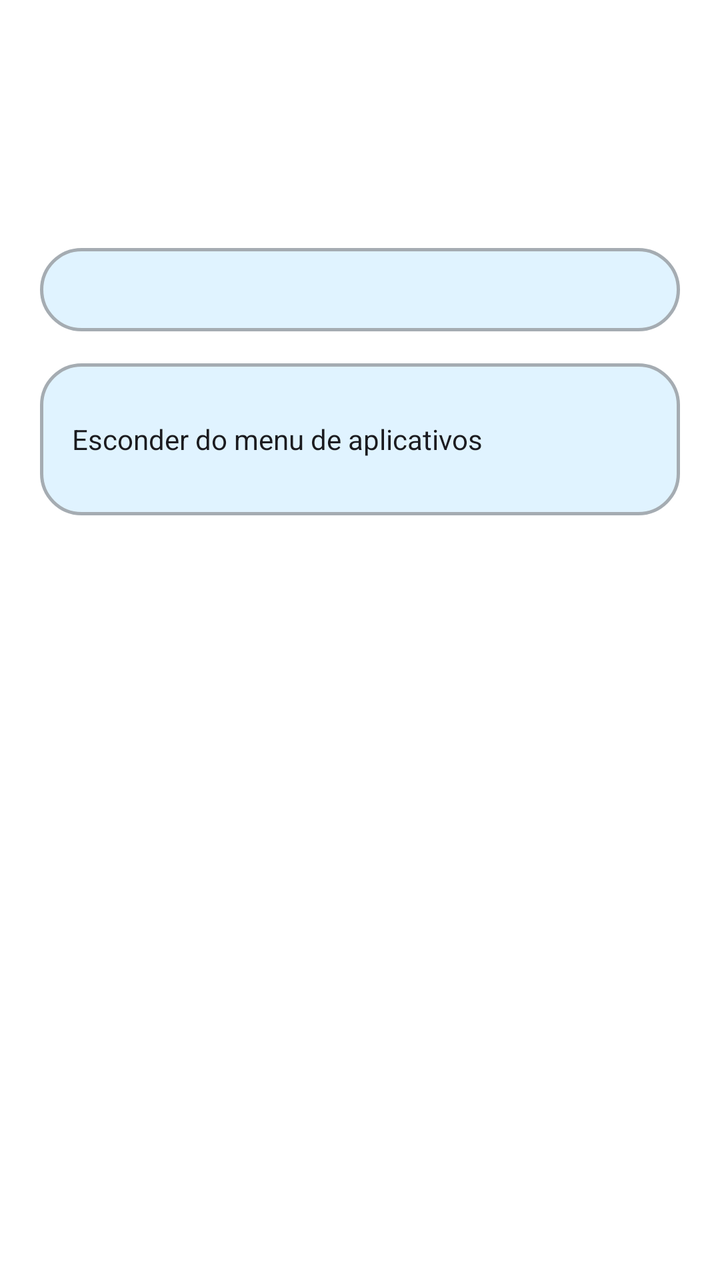
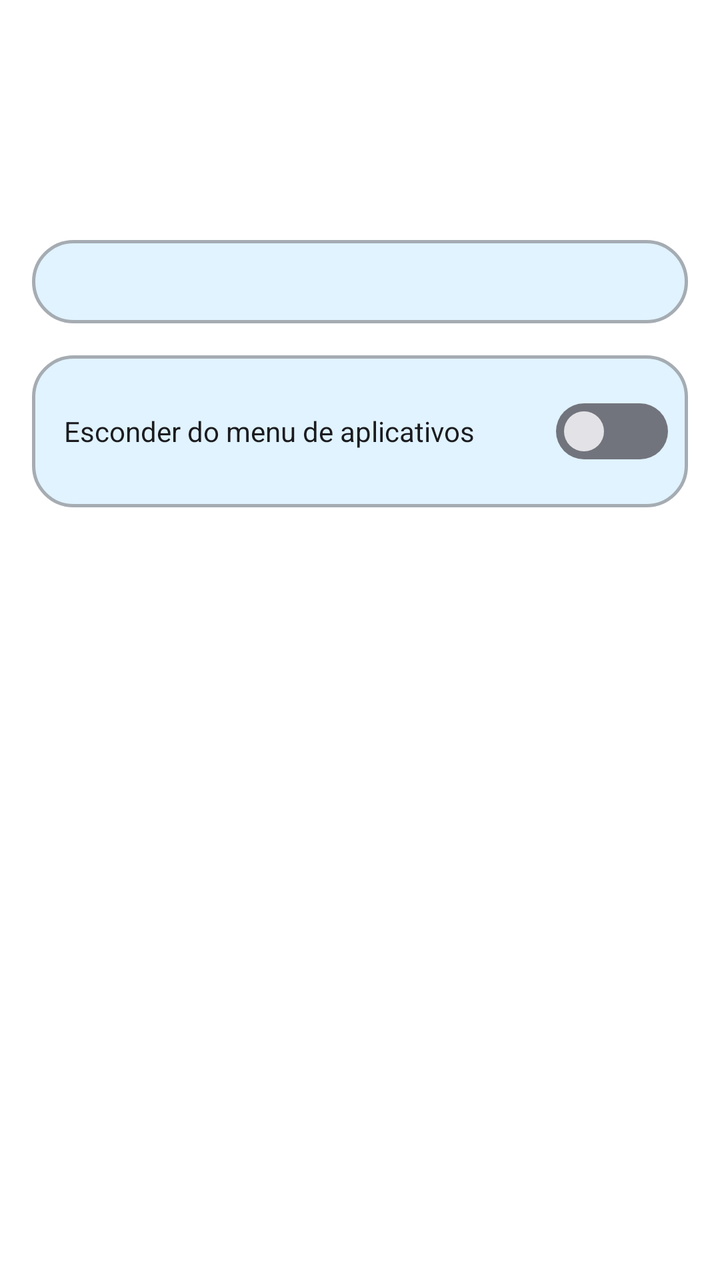

The first picture is an Android layout as it rendered before a commit; the second is the same layout after the commit. The layout source and the unified diff follow.
<!-- AndroidManifest.xml: application theme AppTheme -->
<!-- res/layout/xaulinxs_app_popup_header.xml -->
<?xml version="1.0" encoding="utf-8"?>
<LinearLayout
    xmlns:android="http://schemas.android.com/apk/res/android"
    android:id="@+id/xaulinxs_app_popup_header"
    android:layout_width="@dimen/xaulinxs_app_popup_width"
    android:layout_height="wrap_content"
    android:orientation="vertical"
    android:gravity="center_horizontal"
    android:paddingTop="@dimen/xaulinxs_app_popup_padding"
    android:paddingStart="@dimen/xaulinxs_app_popup_padding"
    android:paddingEnd="@dimen/xaulinxs_app_popup_padding"
    android:paddingBottom="@dimen/xaulinxs_option_row_padding">

    <ImageView
        android:id="@+id/xaulinxs_app_popup_icon"
        android:layout_width="@dimen/xaulinxs_app_popup_icon_size"
        android:layout_height="@dimen/xaulinxs_app_popup_icon_size"
        android:background="@drawable/xaulinxs_app_popup_icon_bg"
        android:padding="@dimen/xaulinxs_option_stroke_width"
        android:contentDescription="@string/xaulinxs_app_popup_icon_desc"
        android:scaleType="fitCenter" />

    <EditText
        android:id="@+id/xaulinxs_app_popup_name"
        android:layout_width="match_parent"
        android:layout_height="wrap_content"
        android:layout_marginTop="@dimen/xaulinxs_option_row_padding"
        android:background="@drawable/xaulinxs_app_popup_field_bg"
        android:paddingTop="@dimen/xaulinxs_option_stroke_padding"
        android:paddingBottom="@dimen/xaulinxs_option_stroke_padding"
        android:paddingStart="@dimen/xaulinxs_option_row_padding"
        android:paddingEnd="@dimen/xaulinxs_option_row_padding"
        android:gravity="center"
        android:singleLine="true"
        android:ellipsize="end"
        android:textSize="16sp"
        android:textColor="?attr/popupTextColor"
        android:textColorHint="?attr/popupTextColor"
        android:importantForAutofill="no"
        android:inputType="text"
        android:imeOptions="actionDone" />

    <LinearLayout
        android:layout_width="match_parent"
        android:layout_height="wrap_content"
        android:layout_marginTop="@dimen/xaulinxs_option_row_padding"
        android:background="@drawable/xaulinxs_app_popup_field_bg"
        android:orientation="horizontal"
        android:gravity="center_vertical"
        android:paddingStart="@dimen/xaulinxs_option_row_padding"
        android:paddingEnd="@dimen/xaulinxs_option_stroke_padding"
        android:paddingTop="@dimen/xaulinxs_option_stroke_padding"
        android:paddingBottom="@dimen/xaulinxs_option_stroke_padding"
        android:minHeight="@dimen/xaulinxs_option_row_height">

        <TextView
            android:layout_width="0dp"
            android:layout_height="wrap_content"
            android:layout_weight="1"
            android:text="@string/xaulinxs_app_popup_hide_label"
            android:textSize="14sp"
            android:textColor="?attr/popupTextColor" />

        <androidx.appcompat.widget.SwitchCompat
            android:id="@+id/xaulinxs_app_popup_hide_switch"
            android:layout_width="wrap_content"
            android:layout_height="wrap_content"
            android:checked="false"
            android:textOn=""
            android:textOff="" />

    </LinearLayout>

</LinearLayout>
<!-- resources referenced by this layout -->
<resources>
  <dimen name="xaulinxs_app_popup_icon_size">88dp</dimen>
  <dimen name="xaulinxs_app_popup_padding">20dp</dimen>
  <dimen name="xaulinxs_app_popup_width">280dp</dimen>
  <dimen name="xaulinxs_option_row_height">76dp</dimen>
  <dimen name="xaulinxs_option_row_padding">16dp</dimen>
  <dimen name="xaulinxs_option_stroke_padding">10dp</dimen>
  <dimen name="xaulinxs_option_stroke_width">1.5dp</dimen>
  <string name="xaulinxs_app_popup_hide_label">Esconder do menu de aplicativos</string>
  <string name="xaulinxs_app_popup_icon_desc">Ícone do app. Em breve: toque para trocar por uma imagem própria.</string>
  <style name="AppTheme" parent="@style/LauncherTheme" />
  <dimen name="xaulinxs_app_popup_field_radius">20dp</dimen>
  <style name="DynamicColorsBaseLauncherTheme" parent="@style/BaseLauncherTheme">
      </style>
  <color name="materialColorSurfaceContainerHigh">#ECE6F0</color>
  <color name="materialColorSurfaceDim">#DED8E1</color>
  <color name="materialColorSurfaceContainerHighest">#E6E0E9</color>
  <color name="materialColorSurfaceContainerLow">#F7F2FA</color>
  <color name="materialColorSurfaceBright">#FEF7FF</color>
  <color name="materialColorOutlineVariant">#CAC4D0</color>
  <color name="popup_color_primary_light">#FFF</color>
  <color name="popup_color_secondary_light">#F1F3F4</color>
  <color name="popup_color_tertiary_light">#E0E0E0</color>
  <color name="system_on_surface_light">@android:color/system_on_surface_light</color>
  <color name="popup_shade_first_light">#F9F9F9</color>
  <color name="popup_shade_second_light">#F1F1F1</color>
  <color name="popup_shade_third_light">#E2E2E2</color>
  <color name="popup_notification_dot_light">#FFF</color>
  <color name="notification_dot_color_light">#6DD58C</color>
  <color name="workspace_text_color_light">#FFF</color>
  <color name="page_indicator_dot_color_light">@android:color/system_accent1_600</color>
  <color name="page_indicator_arrow_bg_light">#000000</color>
  <color name="materialColorSecondaryFixed">#E8DEF8</color>
  <color name="materialColorOnSecondaryFixedVariant">#4A4458</color>
  <color name="folder_preview_light">#7FCFFF</color>
  <color name="folder_background_light">#EFEDED</color>
  <color name="folder_text_color_light">#1F1F1F</color>
  <color name="folder_hint_text_color_light">#444746</color>
  <color name="materialColorSurfaceContainerLowest">#FFFFFF</color>
  <color name="materialColorOnSurfaceVariant">#49454F</color>
  <color name="workspace_accent_color_light">#D3E3FD</color>
  <color name="workspace_surface_color">#D3E3FD</color>
  <color name="drop_target_hover_text_color_light">#041E49</color>
  <color name="drop_target_hover_button_color_light">#D3E3FD</color>
  <color name="preload_icon_accent_color_light">#00668B</color>
  <color name="preload_icon_background_color_light">#B5CAD7</color>
  <style name="SwitchStyle" parent="@android:style/Widget.Material.CompoundButton.Switch">
          <item name="android:switchMinWidth">52dp</item>
          <item name="android:thumb">@drawable/home_settings_switch_thumb</item>
          <item name="android:track">@drawable/home_settings_switch_track</item>
      </style>
  <color name="materialColorOnSurface">#1C1B1F</color>
  <color name="widget_picker_header_app_title_color_light">@color/system_on_surface_light</color>
  <color name="widget_picker_header_app_subtitle_color_light">@color/system_on_surface_variant_light</color>
  <color name="widget_picker_search_text_color_light">@color/system_on_surface_variant_light</color>
  <color name="widget_cell_title_color_light">@color/system_on_surface_light</color>
  <color name="widget_cell_subtitle_color_light">@color/system_on_surface_variant_light</color>
  <color name="system_on_surface_variant_light">@android:color/system_on_surface_variant_light</color>
  <!-- unchanged entries left out for length: 7 -->
</resources>

<!-- the commit's change to res/layout/xaulinxs_app_popup_header.xml (unified diff, before → after) -->
@@ -2,13 +2,13 @@
 <LinearLayout
     xmlns:android="http://schemas.android.com/apk/res/android"
     android:id="@+id/xaulinxs_app_popup_header"
-    android:layout_width="@dimen/xaulinxs_app_popup_width"
+    android:layout_width="@dimen/xaulinxs_app_popup_sheet_width"
     android:layout_height="wrap_content"
     android:orientation="vertical"
     android:gravity="center_horizontal"
-    android:paddingTop="@dimen/xaulinxs_app_popup_padding"
-    android:paddingStart="@dimen/xaulinxs_app_popup_padding"
-    android:paddingEnd="@dimen/xaulinxs_app_popup_padding"
+    android:paddingTop="@dimen/xaulinxs_option_row_padding"
+    android:paddingStart="@dimen/xaulinxs_option_row_padding"
+    android:paddingEnd="@dimen/xaulinxs_option_row_padding"
     android:paddingBottom="@dimen/xaulinxs_option_row_padding">
 
     <ImageView
@@ -61,11 +61,13 @@
             android:textSize="14sp"
             android:textColor="?attr/popupTextColor" />
 
-        <androidx.appcompat.widget.SwitchCompat
+        <Switch
             android:id="@+id/xaulinxs_app_popup_hide_switch"
+            style="@style/SwitchStyle"
             android:layout_width="wrap_content"
             android:layout_height="wrap_content"
             android:checked="false"
+            android:text=""
             android:textOn=""
             android:textOff="" />
 
<!-- resource entries referenced after the edit -->
@@ -1,8 +1,7 @@
 <!-- resources referenced by this layout -->
 <resources>
   <dimen name="xaulinxs_app_popup_icon_size">88dp</dimen>
-  <dimen name="xaulinxs_app_popup_padding">20dp</dimen>
-  <dimen name="xaulinxs_app_popup_width">280dp</dimen>
+  <dimen name="xaulinxs_app_popup_sheet_width">320dp</dimen>
   <dimen name="xaulinxs_option_row_height">76dp</dimen>
   <dimen name="xaulinxs_option_row_padding">16dp</dimen>
   <dimen name="xaulinxs_option_stroke_padding">10dp</dimen>
